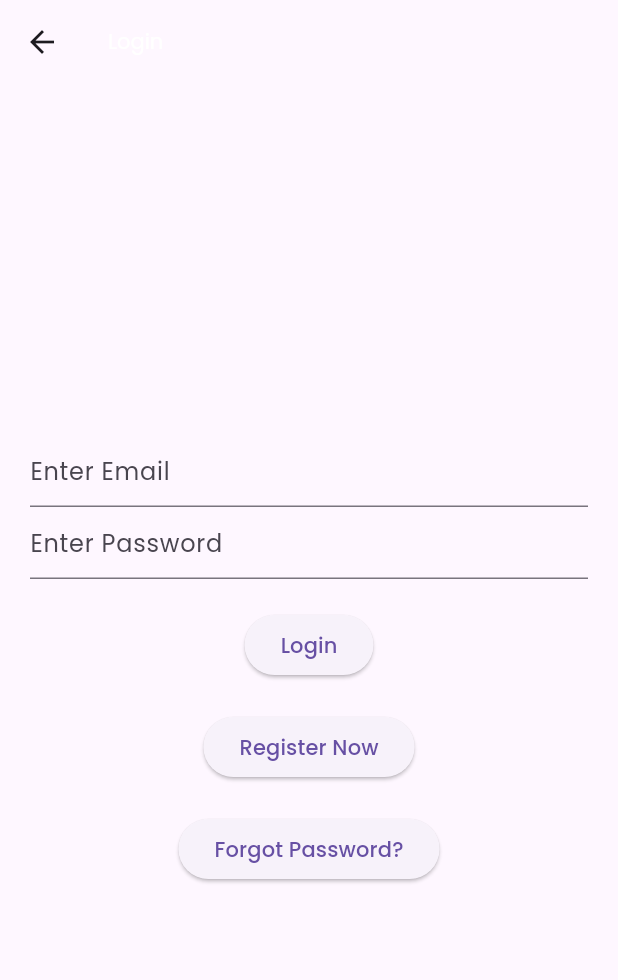
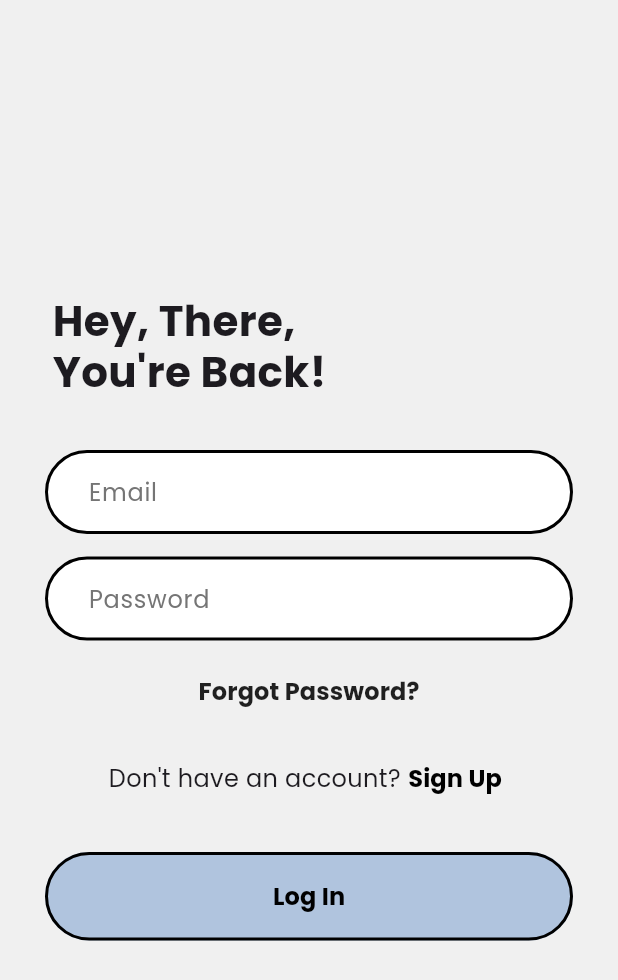
Before and after one commit to alissyaa/katahari, a Flutter app: the screen it shows after launch, after a tap on "Log In", on a phone screen of 412 x 824 dp. Shown: the top 980 px of the screen. Run offline on Flutter 3.47's test engine with Material 3 defaults, Android fonts, the phone set to English and light mode, and no system bars; our stand-ins replace cloud_firestore, firebase_auth, firebase_core, get, google_fonts; accounts and stored records are empty.

Commit message:
menambahkan UI login seperti desain

```diff
--- a/lib/pages/login_page.dart
+++ b/lib/pages/login_page.dart
@@ -13,54 +13,177 @@ class LoginPage extends StatefulWidget {
 }
 
 class _LoginPageState extends State<LoginPage> {
+  final TextEditingController emailController = TextEditingController();
+  final TextEditingController passwordController = TextEditingController();
 
-  TextEditingController emailController = TextEditingController();
-  TextEditingController passwordController = TextEditingController();
+  void signIn() async {
+    // Validasi untuk email dan password
+    if (emailController.text.isEmpty || passwordController.text.isEmpty) {
+      Get.snackbar(
+        "Input Tidak Lengkap",
+        "Harap isi email dan password.",
+        snackPosition: SnackPosition.BOTTOM,
+        backgroundColor: Colors.orange.shade700,
+        colorText: Colors.white,
+      );
+      return;
+    }
 
-  signIn() async {
+    // Logika sign-in dengan email dan password
+    try {
+      Get.dialog(const Center(child: CircularProgressIndicator()),
+          barrierDismissible: false);
       await FirebaseAuth.instance.signInWithEmailAndPassword(
-      email: emailController.text,
-      password: passwordController.text,
+        email: emailController.text.trim(),
+        password: passwordController.text.trim(),
       );
+      Get.back();
+      // Navigasi ke halaman utama setelah berhasil login
+
+      Get.snackbar(
+          "Sukses", "Login berhasil!", snackPosition: SnackPosition.BOTTOM);
+    } on FirebaseAuthException catch (e) {
+      Get.back(); // Tutup dialog loading
+      String errorMessage = "Terjadi kesalahan. Silakan coba lagi.";
+      if (e.code == 'user-not-found' || e.code == 'wrong-password' ||
+          e.code == 'invalid-credential') {
+        errorMessage = "Email atau password yang Anda masukkan salah.";
+      }
+      Get.snackbar("Login Gagal", errorMessage,
+          snackPosition: SnackPosition.BOTTOM,
+          backgroundColor: Colors.red.shade600,
+          colorText: Colors.white);
+    }
   }
 
   @override
   Widget build(BuildContext context) {
     return Scaffold(
-      appBar: AppBar(
-        title: Text("Login", style: GoogleFonts.poppins()),
-        titleTextStyle: GoogleFonts.poppins(),
-      ),
-      body: Padding(
-        padding: const EdgeInsets.all(20.0),
+      backgroundColor: const Color(0xfff0f0f0),
+      body: SafeArea(
+        child: Container(
+          height: MediaQuery
+              .of(context)
+              .size
+              .height - MediaQuery
+              .of(context)
+              .padding
+              .top,
+          child: Center(
+            child: SingleChildScrollView(
+              child: Padding(
+                padding: const EdgeInsets.symmetric(horizontal: 30),
                 child: Column(
                   mainAxisAlignment: MainAxisAlignment.center,
+                  crossAxisAlignment: CrossAxisAlignment.stretch,
                   children: [
+                    Padding(
+                      padding: const EdgeInsets.only(left: 5.0),
+                      child: Text(
+                        "Hey, There,\nYou're Back!",
+                        textAlign: TextAlign.left,
+                        style: GoogleFonts.poppins(
+                            fontSize: 28, // Ukuran font ini tetap
+                            fontWeight: FontWeight.bold,
+                            height: 1.2),
+                      ),
+                    ),
+                    const SizedBox(height: 35),
+
                     TextField(
                       controller: emailController,
-            style: GoogleFonts.poppins(),
-            decoration: InputDecoration(
-                hintText: 'Enter Email',
-                hintStyle: GoogleFonts.poppins()
+                      keyboardType: TextInputType.emailAddress,
+                      decoration: _buildInputDecoration(hint: "Email"),
+                    ),
+                    const SizedBox(height: 15),
+
+                    TextField(
+                      controller: passwordController,
+                      obscureText: true,
+                      decoration: _buildInputDecoration(hint: "Password"),
+                    ),
+                    const SizedBox(height: 10),
+
+                    TextButton(
+                      onPressed: () => Get.to(() => const ForgotPage()),
+                      child: Text(
+                        "Forgot Password?",
+                        style: GoogleFonts.poppins(
+                            fontWeight: FontWeight.bold,
+                            color: Colors.black87,
+                            fontSize: 16),
                       ),
                     ),
-          TextField(
-            controller: passwordController,
-            style: GoogleFonts.poppins(),
-            decoration: InputDecoration(
-              hintText: 'Enter Password',
-              hintStyle: GoogleFonts.poppins(),
+                    const SizedBox(height: 10),
+
+                    Row(
+                      mainAxisAlignment: MainAxisAlignment.center,
+                      children: [
+                        Text("Don't have an account?",
+                            style: GoogleFonts.poppins(fontSize: 16)),
+                        // <-- DIUBAH MENJADI 16
+                        TextButton(
+                          onPressed: () => Get.to(() => const SignupPage()),
+                          style: TextButton.styleFrom(
+                              padding:
+                              const EdgeInsets.symmetric(horizontal: 5)),
+                          child: Text(
+                            "Sign Up",
+                            style: GoogleFonts.poppins(
+                                fontWeight: FontWeight.bold,
+                                color: Colors.black,
+                                fontSize: 16),
                           ),
                         ),
-          const SizedBox(height: 20),
-          ElevatedButton(onPressed: signIn, child: Text("Login", style: GoogleFonts.poppins())),
-          const SizedBox(height: 20),
-          ElevatedButton(onPressed: (()=>Get.to(const SignupPage())), child: Text("Register Now", style: GoogleFonts.poppins())),
-          const SizedBox(height: 20,),
-          ElevatedButton(onPressed: (()=>Get.to(const ForgotPage())), child: Text("Forgot Password?", style: GoogleFonts.poppins())),
                       ],
                     ),
-      )
+                    const SizedBox(height: 25),
+
+                    // ===== LOGIN BUTTON =====
+                    ElevatedButton(
+                      onPressed: signIn,
+                      style: ElevatedButton.styleFrom(
+                        backgroundColor: const Color(0xffb0c4de),
+                        shape: RoundedRectangleBorder(
+                          borderRadius: BorderRadius.circular(30),
+                          side: const BorderSide(color: Colors.black, width: 2),
+                        ),
+                        padding: const EdgeInsets.symmetric(vertical: 18),
+                        elevation: 0,
+                      ),
+                      child: Text(
+                        "Log In",
+                        style: GoogleFonts.poppins(
+                            color: Colors.black,
+                            fontSize: 16,
+                            fontWeight: FontWeight.bold),
+                      ),
+                    ),
+                  ],
+                ),
+              ),
+            ),
+          ),
+        ),
+      ),
+    );
+  }
+
+  InputDecoration _buildInputDecoration({required String hint}) {
+    return InputDecoration(
+      hintText: hint,
+      hintStyle: GoogleFonts.poppins(color: Colors.grey[600], fontSize: 16),
+      filled: true,
+      fillColor: Colors.white,
+      contentPadding: const EdgeInsets.symmetric(vertical: 16, horizontal: 25),
+      enabledBorder: OutlineInputBorder(
+        borderRadius: BorderRadius.circular(30),
+        borderSide: const BorderSide(color: Colors.black, width: 2),
+      ),
+      focusedBorder: OutlineInputBorder(
+        borderRadius: BorderRadius.circular(30),
+        borderSide: const BorderSide(color: Colors.blueAccent, width: 2.5),
+      ),
     );
   }
 }
```
Also changed, not shown: new.dart (added, +289 -0 lines). Lines whose indentation alone changed are shown as unchanged.
